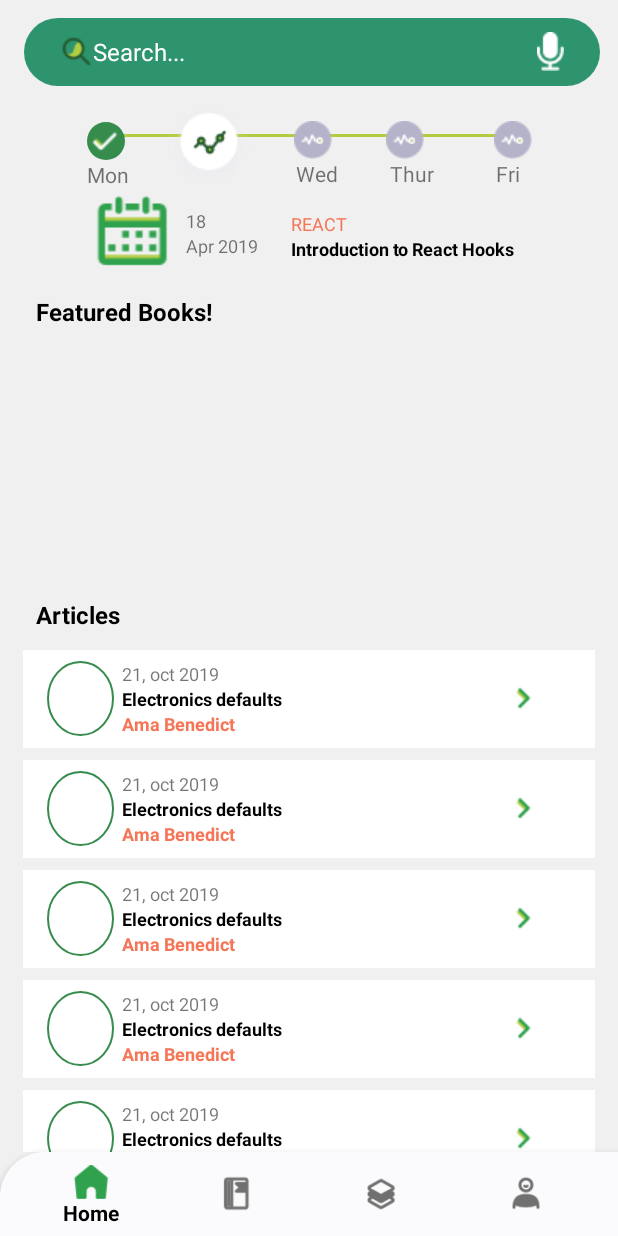
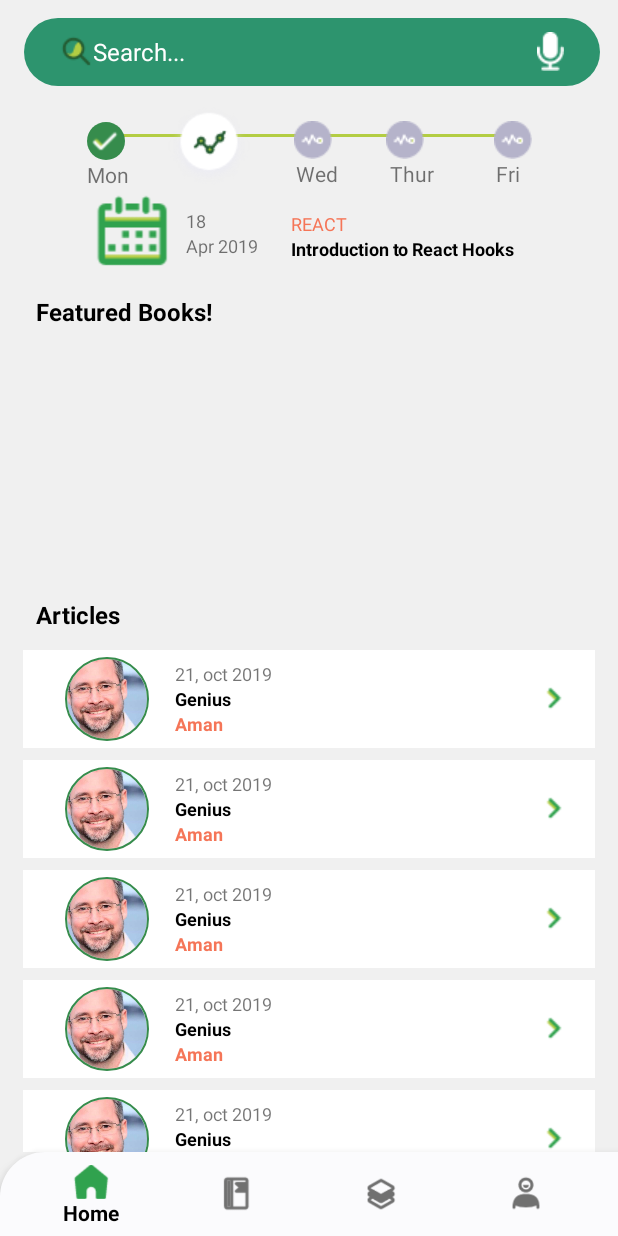
Before and after one commit to toluwalope19/decagon_classroom, an Android app: the screen it shows after launch (MainActivity), on a phone screen of 412 x 824 dp. Run offline under Robolectric (Android 15) with nearby library versions, the phone set to English and light mode, and no system bars; our stand-ins replace CircleImageView.

Commit message:
image circle background

```diff
--- a/app/build.gradle
+++ b/app/build.gradle
@@ -30,6 +30,7 @@ dependencies {
     implementation 'com.google.android.material:material:1.0.0'
     implementation 'androidx.legacy:legacy-support-v4:1.0.0'
     implementation 'androidx.core:core-ktx:1.1.0'
+    implementation 'de.hdodenhof:circleimageview:3.0.1'
     implementation 'androidx.constraintlayout:constraintlayout:1.1.3'
     testImplementation 'junit:junit:4.12'
     androidTestImplementation 'androidx.test.ext:junit:1.1.1'
--- a/app/src/main/java/com/example/decagon_classroom/HomeFragment.kt
+++ b/app/src/main/java/com/example/decagon_classroom/HomeFragment.kt
@@ -36,12 +36,12 @@ class HomeFragment : Fragment() {
         var articleList =  arrayListOf<Article>()
 
 
-        val paper1 = Article("21, oct 2019","Electronics defaults", "Ama Benedict")
-        val paper2 = Article("21, oct 2019","Electronics defaults", "Ama Benedict")
-        val paper3 = Article("21, oct 2019","Electronics defaults", "Ama Benedict")
-        val paper4 = Article("21, oct 2019","Electronics defaults", "Ama Benedict")
-        val paper5 = Article("21, oct 2019","Electronics defaults", "Ama Benedict")
-        val paper6 = Article("21, oct 2019","Electronics defaults", "Ama Benedict")
+        val paper1 = Article("21, oct 2019","Genius", "Aman")
+        val paper2 = Article("21, oct 2019","Genius", "Aman")
+        val paper3 = Article("21, oct 2019","Genius", "Aman")
+        val paper4 = Article("21, oct 2019","Genius", "Aman")
+        val paper5 = Article("21, oct 2019","Genius", "Aman")
+        val paper6 = Article("21, oct 2019","Genius", "Aman")
 
 
 
--- a/app/src/main/res/layout/recycler_home_row.xml
+++ b/app/src/main/res/layout/recycler_home_row.xml
@@ -15,13 +15,16 @@
         android:layout_marginRight="15dp"
         android:orientation="horizontal">
 
-        <ImageView
+        <de.hdodenhof.circleimageview.CircleImageView
+            xmlns:app="http://schemas.android.com/apk/res-auto"
+            android:id="@+id/profile_image"
             android:layout_width="0dp"
             android:layout_gravity="center"
-            android:layout_height="50dp"
-            android:layout_weight="2"
-            android:contentDescription="image"
-            android:background="@drawable/round"/>
+            android:layout_height="56dp"
+            android:layout_weight="3"
+            android:src="@drawable/images"
+            app:civ_border_width="1dp"
+            app:civ_border_color="@color/submitColor"/>
 
         <LinearLayout
             android:layout_width="wrap_content"
```
Also changed, not shown: app/src/main/java/com/example/decagon_classroom/ResourcesFragment.kt (+18 -0 lines), app/src/main/res/layout/fragment_profile.xml (+11 -7 lines), app/src/main/res/drawable-v24/images.jpg (added).
